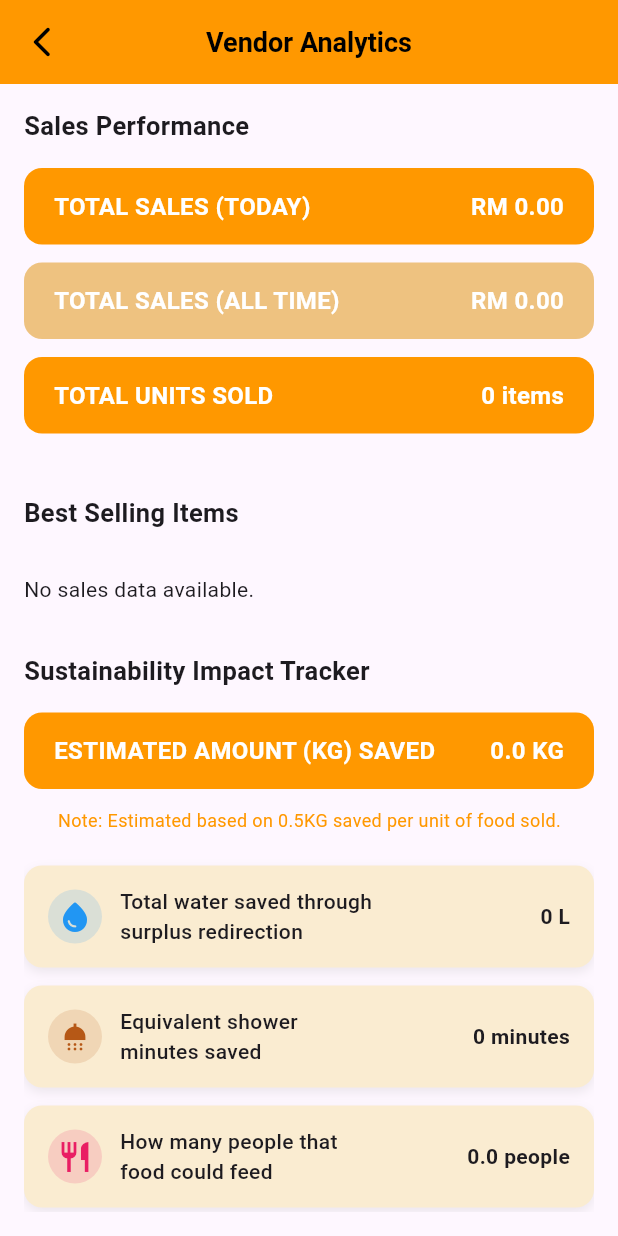
After one commit to Ziyaafser/xcess-app, a Flutter app: the VendorHelpCenterPage screen opened directly, after a tap on "Vendor Analytics", on a phone screen of 412 x 824 dp. The commit adds this screen. Run offline on Flutter 3.47's test engine with Material 3 defaults, Android fonts, the phone set to English and light mode, and no system bars; our stand-ins replace cloud_firestore, cloud_functions, firebase_auth, firebase_core, firebase_storage, flutter_rating_bar and 4 more; missing offline and left inert: flutter_stripe; accounts and stored records are empty.

Commit message:
Add : Analytics module for vendor and customer

```diff
--- /dev/null
+++ b/lib/vendor_analytics_page.dart
@@ -0,0 +1,259 @@
+import 'package:cloud_firestore/cloud_firestore.dart';
+import 'package:firebase_auth/firebase_auth.dart';
+import 'package:flutter/material.dart';
+import 'package:pie_chart/pie_chart.dart';
+import 'package:intl/intl.dart';
+
+class VendorAnalyticsPage extends StatefulWidget {
+  const VendorAnalyticsPage({super.key});
+
+  @override
+  State<VendorAnalyticsPage> createState() => _VendorAnalyticsPageState();
+}
+
+class _VendorAnalyticsPageState extends State<VendorAnalyticsPage> {
+  double totalRevenue = 0.0;
+  double todayRevenue = 0.0;
+  int totalUnitsSold = 0;
+  Map<String, double> bestSellingItems = {};
+  double estimatedKgSaved = 0.0;
+
+  final String vendorId = FirebaseAuth.instance.currentUser!.uid;
+
+  @override
+  void initState() {
+    super.initState();
+    fetchVendorSalesData();
+  }
+
+  Future<void> fetchVendorSalesData() async {
+    double totalRevenueTemp = 0.0;
+    double todayRevenueTemp = 0.0;
+    int totalQty = 0;
+    Map<String, double> itemSales = {};
+    final now = DateTime.now();
+
+    final completedOrders = await FirebaseFirestore.instance
+        .collectionGroup('completed')
+        .where('vendorID', isEqualTo: vendorId)
+        .get();
+
+    for (var doc in completedOrders.docs) {
+      final data = doc.data();
+      final qty = int.tryParse(data['quantity'].toString()) ?? 0;
+      final price = double.tryParse(data['price'].toString()) ?? 0.0;
+      final foodName = data['foodName'] ?? 'Unknown';
+      final timestamp = (data['timestamp'] as Timestamp?)?.toDate();
+
+      totalRevenueTemp += price * qty;
+      totalQty += qty;
+      itemSales[foodName] = (itemSales[foodName] ?? 0) + qty.toDouble();
+
+      if (timestamp != null &&
+          timestamp.year == now.year &&
+          timestamp.month == now.month &&
+          timestamp.day == now.day) {
+        todayRevenueTemp += price * qty;
+      }
+    }
+
+    setState(() {
+      totalRevenue = totalRevenueTemp;
+      todayRevenue = todayRevenueTemp;
+      totalUnitsSold = totalQty;
+      bestSellingItems = itemSales;
+      estimatedKgSaved = totalQty * 0.5;
+    });
+  }
+
+  Widget buildMetricCard(String title, String value, Color color) {
+    return Container(
+      padding: const EdgeInsets.symmetric(vertical: 14, horizontal: 20),
+      margin: const EdgeInsets.only(bottom: 12),
+      decoration: BoxDecoration(
+        color: color,
+        borderRadius: BorderRadius.circular(12),
+      ),
+      width: double.infinity,
+      child: Row(
+        mainAxisAlignment: MainAxisAlignment.spaceBetween,
+        children: [
+          Text(title,
+              style: const TextStyle(
+                  color: Colors.white,
+                  fontSize: 16,
+                  fontWeight: FontWeight.w600)),
+          Text(value,
+              style: const TextStyle(
+                  color: Colors.white,
+                  fontSize: 16,
+                  fontWeight: FontWeight.bold)),
+        ],
+      ),
+    );
+  }
+
+  Widget buildImpactCard(
+      String label, String value, IconData icon, Color iconColor) {
+    return Container(
+      margin: const EdgeInsets.symmetric(vertical: 6),
+      padding: const EdgeInsets.symmetric(horizontal: 16, vertical: 14),
+      decoration: BoxDecoration(
+        color: Color.fromARGB(255, 250, 236, 209),
+        borderRadius: BorderRadius.circular(12),
+        boxShadow: [
+          BoxShadow(
+            color: Colors.grey.withOpacity(0.2),
+            blurRadius: 6,
+            offset: const Offset(0, 3),
+          ),
+        ],
+      ),
+      child: Row(
+        mainAxisAlignment: MainAxisAlignment.spaceBetween,
+        children: [
+          Row(
+            children: [
+              CircleAvatar(
+                radius: 18,
+                backgroundColor: iconColor.withOpacity(0.15),
+                child: Icon(icon, color: iconColor),
+              ),
+              const SizedBox(width: 12),
+              SizedBox(
+                width: 170,
+                child: Text(
+                  label,
+                  style: const TextStyle(
+                      fontSize: 14, fontWeight: FontWeight.w500),
+                ),
+              ),
+            ],
+          ),
+          Text(
+            value,
+            style: const TextStyle(
+                fontSize: 14, fontWeight: FontWeight.bold),
+          ),
+        ],
+      ),
+    );
+  }
+
+  @override
+  Widget build(BuildContext context) {
+    final formattedTodayRevenue =
+        NumberFormat.currency(symbol: "RM ").format(todayRevenue);
+    final formattedTotalRevenue =
+        NumberFormat.currency(symbol: "RM ").format(totalRevenue);
+
+    // Sustainability calculations
+    double totalWaterSaved = estimatedKgSaved * 100; // liters
+    int showerMinutes = (totalWaterSaved / 17).round(); // based on 17L/min
+    int smartphoneCharges = (estimatedKgSaved * 1126).round();
+    double peopleFed = estimatedKgSaved; // 1kg feeds 1 person
+
+    return Scaffold(
+      appBar: AppBar(
+        backgroundColor: Colors.orange,
+        elevation: 0,
+        centerTitle: true,
+        leading: IconButton(
+          icon: const Icon(Icons.arrow_back_ios_new_rounded,
+              color: Colors.black),
+          onPressed: () => Navigator.pop(context),
+        ),
+        title: const Text(
+          "Vendor Analytics",
+          style: TextStyle(
+              fontSize: 18,
+              fontWeight: FontWeight.bold,
+              color: Colors.black),
+        ),
+      ),
+      body: Padding(
+        padding: const EdgeInsets.all(16.0),
+        child: SingleChildScrollView(
+          child: Column(
+            crossAxisAlignment: CrossAxisAlignment.start,
+            children: [
+              const Text("Sales Performance",
+                  style:
+                      TextStyle(fontSize: 17, fontWeight: FontWeight.bold)),
+              const SizedBox(height: 16),
+              buildMetricCard("TOTAL SALES (TODAY)", formattedTodayRevenue,
+                  Colors.orange.shade500),
+              buildMetricCard("TOTAL SALES (ALL TIME)",
+                  formattedTotalRevenue, const Color(0xFFeec280)),
+              buildMetricCard("TOTAL UNITS SOLD",
+                  '$totalUnitsSold items', Colors.orange.shade500),
+              const SizedBox(height: 29),
+              const Text("Best Selling Items",
+                  style: TextStyle(
+                      fontWeight: FontWeight.bold, fontSize: 17)),
+              const SizedBox(height: 29),
+              bestSellingItems.isEmpty
+                  ? const Text("No sales data available.")
+                  : SizedBox(
+                      height: 350,
+                      child: PieChart(
+                        dataMap: bestSellingItems,
+                        chartType: ChartType.ring,
+                        ringStrokeWidth: 38,
+                        chartValuesOptions: const ChartValuesOptions(
+                          showChartValuesInPercentage: true,
+                          showChartValuesOutside: true,
+                        ),
+                        legendOptions: const LegendOptions(
+                          showLegends: true,
+                          legendPosition: LegendPosition.bottom,
+                        ),
+                      ),
+                    ),
+              const SizedBox(height: 32),
+              const Text("Sustainability Impact Tracker",
+                  style:
+                      TextStyle(fontWeight: FontWeight.bold, fontSize: 17)),
+              const SizedBox(height: 16),
+              buildMetricCard("ESTIMATED AMOUNT (KG) SAVED",
+                  '${estimatedKgSaved.toStringAsFixed(1)} KG',
+                  Colors.orange.shade500),
+              const Padding(
+                padding: EdgeInsets.only( bottom: 16.0),
+                child: Text(
+                  "       Note: Estimated based on 0.5KG saved per unit of food sold.",
+                  style: TextStyle(color: Colors.orange, fontSize: 12),
+                ),
+              ),
+              buildImpactCard(
+                  "Total water saved through surplus redirection",
+                  "${totalWaterSaved.toStringAsFixed(0)} L",
+                  Icons.water_drop_rounded,
+                  Colors.blue),
+              buildImpactCard("Equivalent shower minutes saved",
+                  "$showerMinutes minutes", Icons.shower, Color.fromARGB(255, 182, 88, 22)),
+              buildImpactCard("How many people that food could feed",
+                  "${peopleFed.toStringAsFixed(1)} people",
+                  Icons.restaurant, Colors.pink),
+              buildImpactCard("Equivalent smartphone charges (CO₂)",
+                  "$smartphoneCharges charges",
+                  Icons.battery_charging_full,
+                  Colors.green),
+
+                  const SizedBox(height: 32),
+
+                Center(
+                  child: Image.asset(
+                    'assets/images/xcess_logo.png',
+                    height: 50,
+                    fit: BoxFit.contain,
+                  ),
+                ),
+                const SizedBox(height: 20),
+            ],
+          ),
+        ),
+      ),
+    );
+  }
+}
--- a/lib/vendor_help_center_page.dart
+++ b/lib/vendor_help_center_page.dart
@@ -2,6 +2,7 @@ import 'package:flutter/material.dart';
 import 'vendor_order_management_page.dart';
 import 'vendor_order_history.dart';
 import 'vendor_review.dart';
+import 'vendor_analytics_page.dart';
 
 class VendorHelpCenterPage extends StatelessWidget {
   const VendorHelpCenterPage({super.key});
@@ -67,12 +68,15 @@ class VendorHelpCenterPage extends StatelessWidget {
               },
             ),
 
-            _helpTile(
+           _helpTile(
               icon: Icons.analytics_outlined,
-              title: "Impact Tracker",
-              subtitle: "Track your sustainability and sales impact.",
+              title: "Vendor Analytics",
+              subtitle: "Visualize your sales performance and measure your sustainability contribution.",
               onTap: () {
-                // TODO: Navigate to impact tracker page
+                Navigator.push(
+                  context,
+                  MaterialPageRoute(builder: (_) => const VendorAnalyticsPage()),
+                );
               },
             ),
           ],
--- a/pubspec.yaml
+++ b/pubspec.yaml
@@ -44,6 +44,9 @@ dependencies:
   # http: ^0.13.5
   cloud_functions: ^4.6.5
   flutter_rating_bar: ^4.0.1
+  pie_chart: ^5.1.0
+  intl: ^0.18.1
+
 
 
 
```
Also changed, not shown: lib/customer_analytics_page.dart (added, +210 -0 lines), lib/customer_help_center_page.dart (+13 -7 lines), pubspec.lock.
